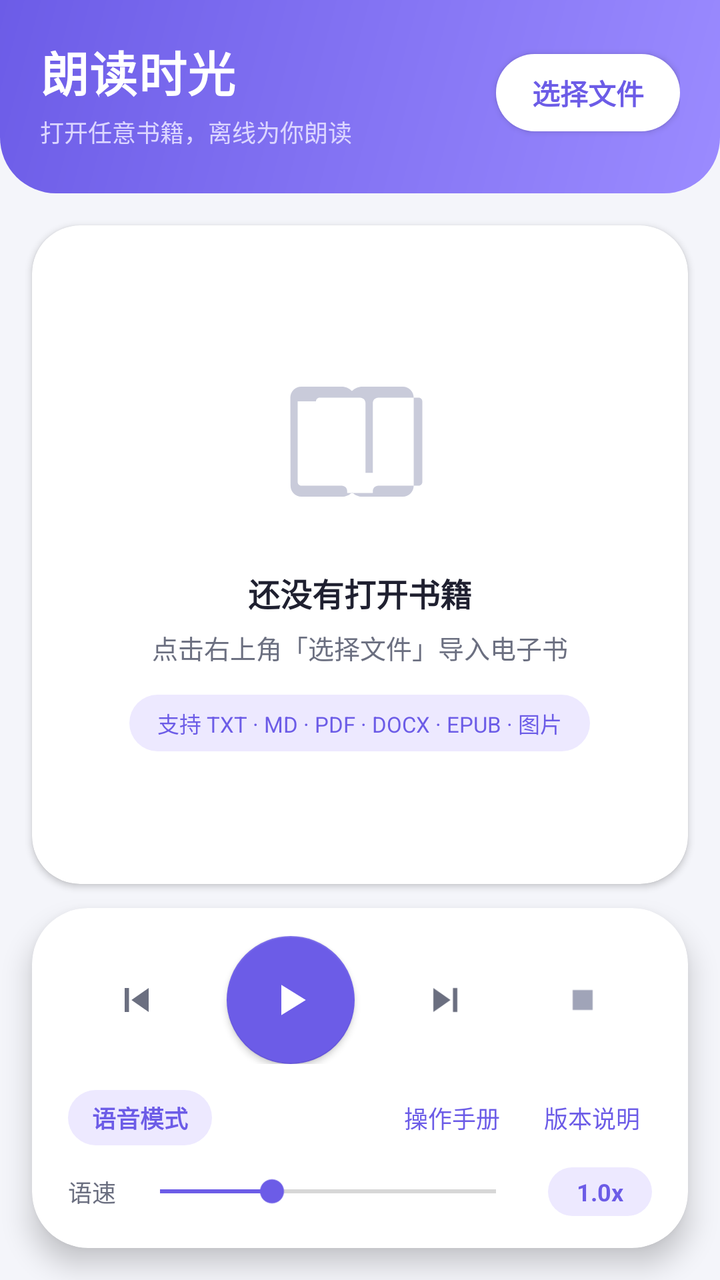
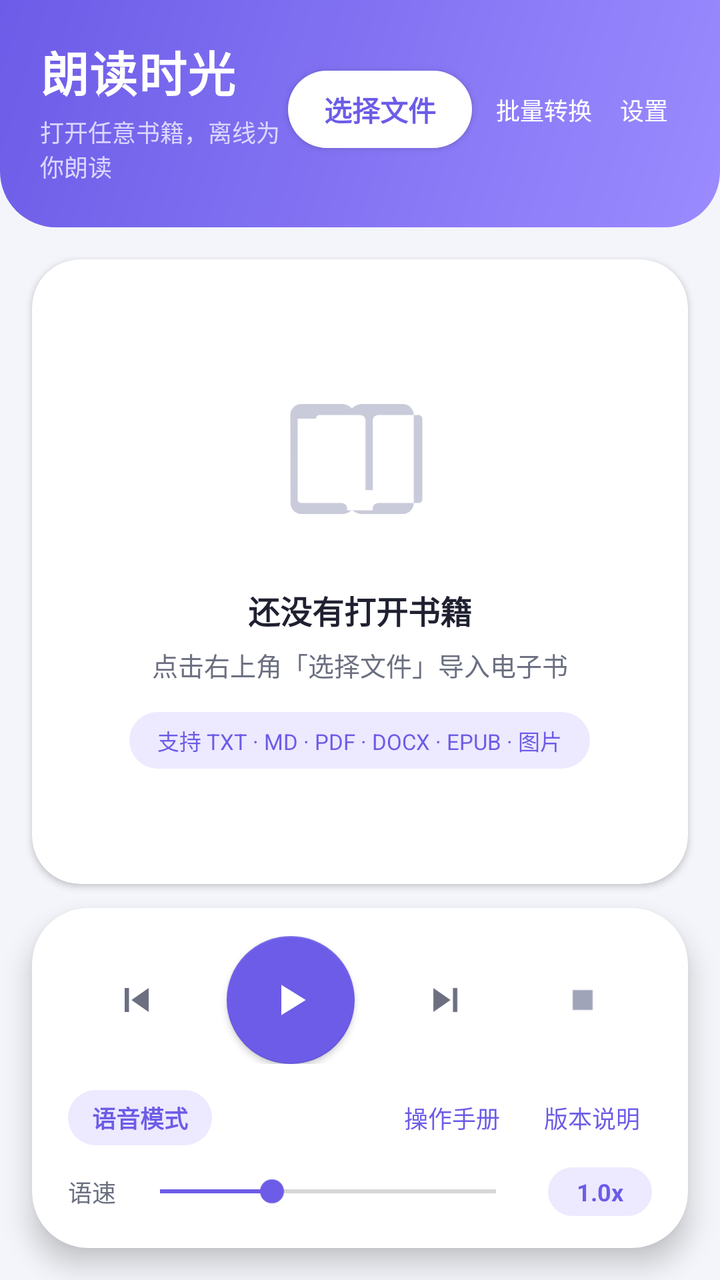

Before-and-after screenshots of an Android layout around one commit, followed by the original layout XML and the change that was made.
<!-- AndroidManifest.xml: application theme Theme.EbookVoiceReader -->
<!-- res/layout/activity_main.xml -->
<?xml version="1.0" encoding="utf-8"?>
<androidx.constraintlayout.widget.ConstraintLayout xmlns:android="http://schemas.android.com/apk/res/android"
    xmlns:app="http://schemas.android.com/apk/res-auto"
    android:layout_width="match_parent"
    android:layout_height="match_parent"
    android:background="@color/bg">

    
    <LinearLayout
        android:id="@+id/header"
        android:layout_width="0dp"
        android:layout_height="wrap_content"
        android:background="@drawable/bg_header"
        android:orientation="vertical"
        android:paddingStart="20dp"
        android:paddingTop="18dp"
        android:paddingEnd="20dp"
        android:paddingBottom="22dp"
        app:layout_constraintEnd_toEndOf="parent"
        app:layout_constraintStart_toStartOf="parent"
        app:layout_constraintTop_toTopOf="parent">

        <LinearLayout
            android:layout_width="match_parent"
            android:layout_height="wrap_content"
            android:gravity="center_vertical"
            android:orientation="horizontal">

            <LinearLayout
                android:layout_width="0dp"
                android:layout_height="wrap_content"
                android:layout_weight="1"
                android:orientation="vertical">

                <TextView
                    android:layout_width="wrap_content"
                    android:layout_height="wrap_content"
                    android:letterSpacing="0.02"
                    android:text="@string/app_name"
                    android:textColor="@color/white"
                    android:textSize="24sp"
                    android:textStyle="bold" />

                <TextView
                    android:id="@+id/tvHeaderHint"
                    android:layout_width="wrap_content"
                    android:layout_height="wrap_content"
                    android:layout_marginTop="4dp"
                    android:text="@string/header_subtitle"
                    android:textColor="@color/header_text_sub"
                    android:textSize="12sp" />
            </LinearLayout>

            <com.google.android.material.button.MaterialButton
                android:id="@+id/btnOpenFile"
                style="@style/Widget.PillButton"
                android:layout_width="wrap_content"
                android:layout_height="wrap_content"
                android:text="@string/select_file"
                android:textColor="@color/primary"
                android:textStyle="bold"
                app:backgroundTint="@color/white" />
        </LinearLayout>

        <TextView
            android:id="@+id/tvTitle"
            android:layout_width="match_parent"
            android:layout_height="wrap_content"
            android:layout_marginTop="16dp"
            android:ellipsize="end"
            android:maxLines="2"
            android:textColor="@color/white"
            android:textSize="16sp"
            android:textStyle="bold"
            android:visibility="gone" />

        <TextView
            android:id="@+id/tvStatus"
            android:layout_width="match_parent"
            android:layout_height="wrap_content"
            android:layout_marginTop="4dp"
            android:alpha="0.85"
            android:textColor="@color/header_text_sub"
            android:textSize="12sp"
            android:visibility="gone" />
    </LinearLayout>

    
    <com.google.android.material.card.MaterialCardView
        android:id="@+id/cardContent"
        android:layout_width="0dp"
        android:layout_height="0dp"
        android:layout_marginStart="16dp"
        android:layout_marginTop="16dp"
        android:layout_marginEnd="16dp"
        android:layout_marginBottom="12dp"
        app:cardBackgroundColor="@color/surface"
        app:cardCornerRadius="24dp"
        app:cardElevation="2dp"
        app:strokeWidth="0dp"
        app:layout_constraintBottom_toTopOf="@id/cardControl"
        app:layout_constraintEnd_toEndOf="parent"
        app:layout_constraintStart_toStartOf="parent"
        app:layout_constraintTop_toBottomOf="@id/header">

        <FrameLayout
            android:layout_width="match_parent"
            android:layout_height="match_parent">

            <ScrollView
                android:id="@+id/scrollView"
                android:layout_width="match_parent"
                android:layout_height="match_parent"
                android:clipToPadding="false"
                android:paddingStart="20dp"
                android:paddingTop="20dp"
                android:paddingEnd="20dp"
                android:paddingBottom="24dp"
                android:scrollbars="none">

                <TextView
                    android:id="@+id/tvContent"
                    android:layout_width="match_parent"
                    android:layout_height="wrap_content"
                    android:lineSpacingExtra="9dp"
                    android:textColor="@color/text_primary"
                    android:textSize="17sp" />
            </ScrollView>

            
            <LinearLayout
                android:id="@+id/emptyState"
                android:layout_width="match_parent"
                android:layout_height="match_parent"
                android:gravity="center"
                android:orientation="vertical"
                android:padding="24dp">

                <ImageView
                    android:layout_width="88dp"
                    android:layout_height="88dp"
                    android:contentDescription="@string/empty_title"
                    android:src="@drawable/ic_book" />

                <TextView
                    android:layout_width="wrap_content"
                    android:layout_height="wrap_content"
                    android:layout_marginTop="18dp"
                    android:text="@string/empty_title"
                    android:textColor="@color/text_primary"
                    android:textSize="16sp"
                    android:textStyle="bold" />

                <TextView
                    android:layout_width="wrap_content"
                    android:layout_height="wrap_content"
                    android:layout_marginTop="6dp"
                    android:gravity="center"
                    android:text="@string/empty_desc"
                    android:textColor="@color/text_secondary"
                    android:textSize="13sp" />

                <TextView
                    android:layout_width="wrap_content"
                    android:layout_height="wrap_content"
                    android:layout_marginTop="14dp"
                    android:background="@drawable/bg_chip"
                    android:paddingStart="14dp"
                    android:paddingTop="6dp"
                    android:paddingEnd="14dp"
                    android:paddingBottom="6dp"
                    android:text="@string/select_format_hint"
                    android:textColor="@color/primary"
                    android:textSize="11sp" />
            </LinearLayout>

            
            <LinearLayout
                android:id="@+id/loadingOverlay"
                android:layout_width="match_parent"
                android:layout_height="match_parent"
                android:background="@drawable/bg_loading"
                android:gravity="center"
                android:orientation="vertical"
                android:visibility="gone">

                <ProgressBar
                    android:layout_width="40dp"
                    android:layout_height="40dp"
                    android:indeterminateTint="@color/primary" />

                <TextView
                    android:id="@+id/tvLoading"
                    android:layout_width="wrap_content"
                    android:layout_height="wrap_content"
                    android:layout_marginTop="14dp"
                    android:text="@string/loading"
                    android:textColor="@color/text_secondary"
                    android:textSize="13sp" />
            </LinearLayout>
        </FrameLayout>
    </com.google.android.material.card.MaterialCardView>

    
    <com.google.android.material.card.MaterialCardView
        android:id="@+id/cardControl"
        android:layout_width="0dp"
        android:layout_height="wrap_content"
        android:layout_marginStart="16dp"
        android:layout_marginEnd="16dp"
        android:layout_marginBottom="16dp"
        app:cardBackgroundColor="@color/surface"
        app:cardCornerRadius="28dp"
        app:cardElevation="8dp"
        app:strokeWidth="0dp"
        app:layout_constraintBottom_toBottomOf="parent"
        app:layout_constraintEnd_toEndOf="parent"
        app:layout_constraintStart_toStartOf="parent">

        <LinearLayout
            android:layout_width="match_parent"
            android:layout_height="wrap_content"
            android:orientation="vertical"
            android:paddingStart="18dp"
            android:paddingTop="14dp"
            android:paddingEnd="18dp"
            android:paddingBottom="16dp">

            <LinearLayout
                android:layout_width="match_parent"
                android:layout_height="wrap_content"
                android:gravity="center"
                android:orientation="horizontal">

                <FrameLayout
                    android:layout_width="0dp"
                    android:layout_height="56dp"
                    android:layout_weight="1">

                    <ImageButton
                        android:id="@+id/btnPrev"
                        android:layout_width="46dp"
                        android:layout_height="46dp"
                        android:layout_gravity="center"
                        android:background="?attr/selectableItemBackgroundBorderless"
                        android:contentDescription="@string/prev_para"
                        android:src="@drawable/ic_skip_prev" />
                </FrameLayout>

                <FrameLayout
                    android:layout_width="0dp"
                    android:layout_height="wrap_content"
                    android:layout_weight="1.25">

                    <com.google.android.material.floatingactionbutton.FloatingActionButton
                        android:id="@+id/btnPlayPause"
                        android:layout_width="64dp"
                        android:layout_height="64dp"
                        android:layout_gravity="center"
                        android:contentDescription="@string/play"
                        android:src="@drawable/ic_play"
                        app:backgroundTint="@color/primary"
                        app:elevation="2dp"
                        app:fabCustomSize="64dp"
                        app:maxImageSize="28dp"
                        app:rippleColor="#33FFFFFF"
                        app:tint="@color/white" />
                </FrameLayout>

                <FrameLayout
                    android:layout_width="0dp"
                    android:layout_height="56dp"
                    android:layout_weight="1">

                    <ImageButton
                        android:id="@+id/btnNext"
                        android:layout_width="46dp"
                        android:layout_height="46dp"
                        android:layout_gravity="center"
                        android:background="?attr/selectableItemBackgroundBorderless"
                        android:contentDescription="@string/next_para"
                        android:src="@drawable/ic_skip_next" />
                </FrameLayout>

                <FrameLayout
                    android:layout_width="0dp"
                    android:layout_height="56dp"
                    android:layout_weight="1">

                    <ImageButton
                        android:id="@+id/btnStop"
                        android:layout_width="40dp"
                        android:layout_height="40dp"
                        android:layout_gravity="center"
                        android:background="?attr/selectableItemBackgroundBorderless"
                        android:contentDescription="@string/stop"
                        android:src="@drawable/ic_stop" />
                </FrameLayout>
            </LinearLayout>

            <LinearLayout
                android:layout_width="match_parent"
                android:layout_height="wrap_content"
                android:layout_marginTop="12dp"
                android:gravity="center_vertical"
                android:orientation="horizontal">

                <TextView
                    android:id="@+id/tvVoiceMode"
                    android:layout_width="wrap_content"
                    android:layout_height="wrap_content"
                    android:background="@drawable/bg_chip"
                    android:clickable="true"
                    android:focusable="true"
                    android:paddingStart="12dp"
                    android:paddingTop="5dp"
                    android:paddingEnd="12dp"
                    android:paddingBottom="5dp"
                    android:text="@string/voice_mode"
                    android:textColor="@color/primary"
                    android:textSize="12sp"
                    android:textStyle="bold" />

                <View
                    android:layout_width="0dp"
                    android:layout_height="1dp"
                    android:layout_weight="1" />

                <TextView
                    android:id="@+id/btnManual"
                    android:layout_width="wrap_content"
                    android:layout_height="wrap_content"
                    android:background="?attr/selectableItemBackgroundBorderless"
                    android:clickable="true"
                    android:focusable="true"
                    android:padding="6dp"
                    android:text="@string/manual"
                    android:textColor="@color/primary"
                    android:textSize="12sp" />

                <TextView
                    android:id="@+id/btnChangelog"
                    android:layout_width="wrap_content"
                    android:layout_height="wrap_content"
                    android:layout_marginStart="10dp"
                    android:background="?attr/selectableItemBackgroundBorderless"
                    android:clickable="true"
                    android:focusable="true"
                    android:padding="6dp"
                    android:text="@string/changelog"
                    android:textColor="@color/primary"
                    android:textSize="12sp" />
            </LinearLayout>

            <LinearLayout
                android:layout_width="match_parent"
                android:layout_height="wrap_content"
                android:layout_marginTop="10dp"
                android:gravity="center_vertical"
                android:orientation="horizontal">

                <TextView
                    android:layout_width="wrap_content"
                    android:layout_height="wrap_content"
                    android:text="@string/speed"
                    android:textColor="@color/text_secondary"
                    android:textSize="12sp" />

                <SeekBar
                    android:id="@+id/seekSpeed"
                    android:layout_width="0dp"
                    android:layout_height="wrap_content"
                    android:layout_marginStart="6dp"
                    android:layout_marginEnd="10dp"
                    android:layout_weight="1"
                    android:max="15"
                    android:progress="5"
                    android:progressTint="@color/primary"
                    android:thumbTint="@color/primary" />

                <TextView
                    android:id="@+id/tvSpeedValue"
                    android:layout_width="wrap_content"
                    android:layout_height="wrap_content"
                    android:background="@drawable/bg_chip"
                    android:gravity="center"
                    android:minWidth="52dp"
                    android:paddingStart="10dp"
                    android:paddingTop="4dp"
                    android:paddingEnd="10dp"
                    android:paddingBottom="4dp"
                    android:text="1.0x"
                    android:textColor="@color/primary"
                    android:textSize="12sp"
                    android:textStyle="bold" />
            </LinearLayout>
        </LinearLayout>
    </com.google.android.material.card.MaterialCardView>

</androidx.constraintlayout.widget.ConstraintLayout>
<!-- resources referenced by this layout -->
<resources>
  <color name="bg">#FFF4F5FA</color>
  <color name="header_text_sub">#FFDCD6FF</color>
  <color name="primary">#FF6C5CE7</color>
  <color name="surface">#FFFFFFFF</color>
  <color name="text_primary">#FF1F2030</color>
  <color name="text_secondary">#FF6B6F80</color>
  <color name="white">#FFFFFFFF</color>
  <!-- drawable bg_chip (drawable) -->
  <?xml version="1.0" encoding="utf-8"?>
  <shape xmlns:android="http://schemas.android.com/apk/res/android"
      android:shape="rectangle">
      <solid android:color="@color/primary_light" />
      <corners android:radius="100dp" />
  </shape>
  <!-- drawable bg_header (drawable) -->
  <?xml version="1.0" encoding="utf-8"?>
  <shape xmlns:android="http://schemas.android.com/apk/res/android"
      android:shape="rectangle">
      <gradient
          android:angle="315"
          android:endColor="#FF9B8BFF"
          android:startColor="#FF6C5CE7"
          android:type="linear" />
      <corners
          android:bottomLeftRadius="28dp"
          android:bottomRightRadius="28dp" />
  </shape>
  <!-- drawable bg_loading (drawable) -->
  <?xml version="1.0" encoding="utf-8"?>
  <shape xmlns:android="http://schemas.android.com/apk/res/android"
      android:shape="rectangle">
      <solid android:color="#F5FFFFFF" />
      <corners android:radius="24dp" />
  </shape>
  <!-- drawable ic_play (drawable) -->
  <?xml version="1.0" encoding="utf-8"?>
  <vector xmlns:android="http://schemas.android.com/apk/res/android"
      android:width="24dp"
      android:height="24dp"
      android:viewportWidth="24"
      android:viewportHeight="24">
      <path
          android:fillColor="#FFFFFFFF"
          android:pathData="M8,5.5 L18.5,12 L8,18.5 Z" />
  </vector>
  <!-- drawable ic_skip_next (drawable) -->
  <?xml version="1.0" encoding="utf-8"?>
  <vector xmlns:android="http://schemas.android.com/apk/res/android"
      android:width="24dp"
      android:height="24dp"
      android:viewportWidth="24"
      android:viewportHeight="24"
      android:tint="#FF6B6F80">
      <path
          android:fillColor="#FFFFFFFF"
          android:pathData="M15.8,6 h2.2 v12 h-2.2 z M6,6 L14.6,12 L6,18 z" />
  </vector>
  <!-- drawable ic_skip_prev (drawable) -->
  <?xml version="1.0" encoding="utf-8"?>
  <vector xmlns:android="http://schemas.android.com/apk/res/android"
      android:width="24dp"
      android:height="24dp"
      android:viewportWidth="24"
      android:viewportHeight="24"
      android:tint="#FF6B6F80">
      <path
          android:fillColor="#FFFFFFFF"
          android:pathData="M6,6 h2.2 v12 h-2.2 z M18,18 L9.4,12 L18,6 z" />
  </vector>
  <!-- drawable ic_stop (drawable) -->
  <?xml version="1.0" encoding="utf-8"?>
  <vector xmlns:android="http://schemas.android.com/apk/res/android"
      android:width="24dp"
      android:height="24dp"
      android:viewportWidth="24"
      android:viewportHeight="24"
      android:tint="#FFA0A4B8">
      <path
          android:fillColor="#FFFFFFFF"
          android:pathData="M7,7 h10 v10 h-10 z" />
  </vector>
  <string name="app_name">朗读时光</string>
  <string name="changelog">版本说明</string>
  <string name="empty_desc">点击右上角「选择文件」导入电子书</string>
  <string name="empty_title">还没有打开书籍</string>
  <string name="header_subtitle">打开任意书籍，离线为你朗读</string>
  <string name="loading">正在解析文档…</string>
  <string name="manual">操作手册</string>
  <string name="next_para">下一段</string>
  <string name="play">朗读</string>
  <string name="prev_para">上一段</string>
  <string name="select_file">选择文件</string>
  <string name="select_format_hint">支持 TXT · MD · PDF · DOCX · EPUB · 图片</string>
  <string name="speed">语速</string>
  <string name="stop">停止</string>
  <string name="voice_mode">语音模式</string>
  <color name="primary_light">#FFEDE9FF</color>
  <color name="primary_dark">#FF5546C9</color>
  <color name="accent">#FF00C2A8</color>
  <!-- unchanged entries left out for length: 3 -->
</resources>

<!-- the commit's change to res/layout/activity_main.xml (unified diff, before → after) -->
@@ -60,6 +60,32 @@
                 android:textColor="@color/primary"
                 android:textStyle="bold"
                 app:backgroundTint="@color/white" />
+
+            <TextView
+                android:id="@+id/btnConvert"
+                android:layout_width="wrap_content"
+                android:layout_height="wrap_content"
+                android:layout_marginStart="6dp"
+                android:background="?attr/selectableItemBackgroundBorderless"
+                android:clickable="true"
+                android:focusable="true"
+                android:padding="6dp"
+                android:text="@string/batch_convert"
+                android:textColor="@color/white"
+                android:textSize="12sp" />
+
+            <TextView
+                android:id="@+id/btnSettings"
+                android:layout_width="wrap_content"
+                android:layout_height="wrap_content"
+                android:layout_marginStart="2dp"
+                android:background="?attr/selectableItemBackgroundBorderless"
+                android:clickable="true"
+                android:focusable="true"
+                android:padding="6dp"
+                android:text="@string/settings"
+                android:textColor="@color/white"
+                android:textSize="12sp" />
         </LinearLayout>
 
         <TextView
<!-- resource entries referenced after the edit -->
@@ -82,6 +82,7 @@
           android:pathData="M7,7 h10 v10 h-10 z" />
   </vector>
   <string name="app_name">朗读时光</string>
+  <string name="batch_convert">批量转换</string>
   <string name="changelog">版本说明</string>
   <string name="empty_desc">点击右上角「选择文件」导入电子书</string>
   <string name="empty_title">还没有打开书籍</string>
@@ -93,6 +94,7 @@
   <string name="prev_para">上一段</string>
   <string name="select_file">选择文件</string>
   <string name="select_format_hint">支持 TXT · MD · PDF · DOCX · EPUB · 图片</string>
+  <string name="settings">设置</string>
   <string name="speed">语速</string>
   <string name="stop">停止</string>
   <string name="voice_mode">语音模式</string>
